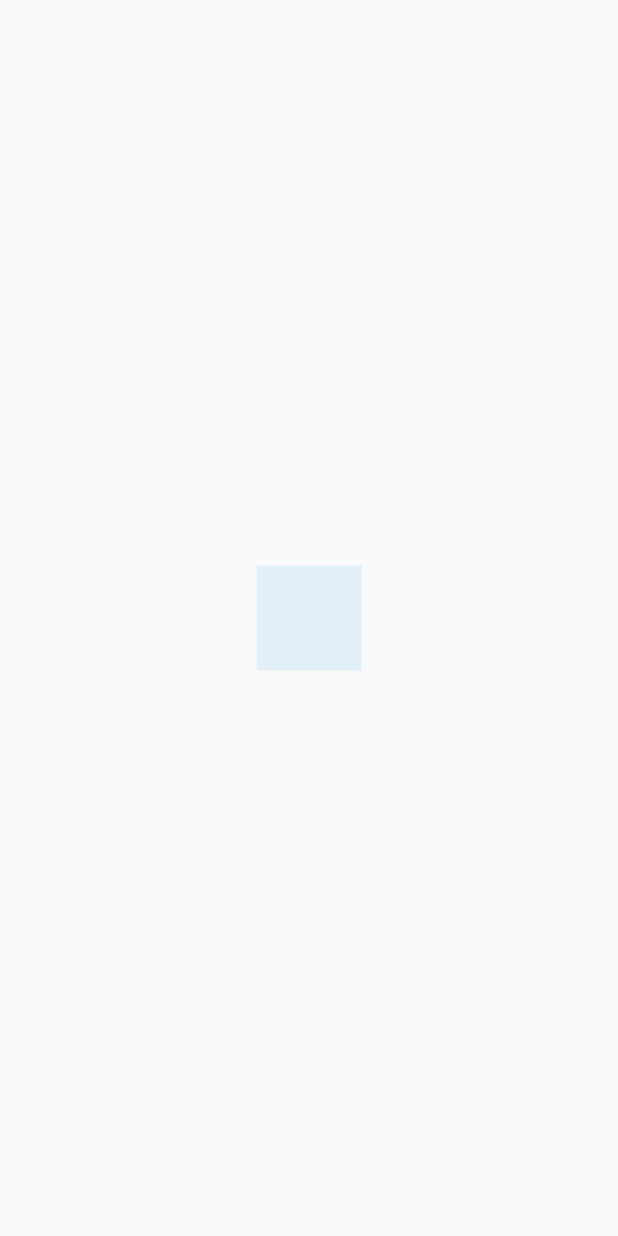
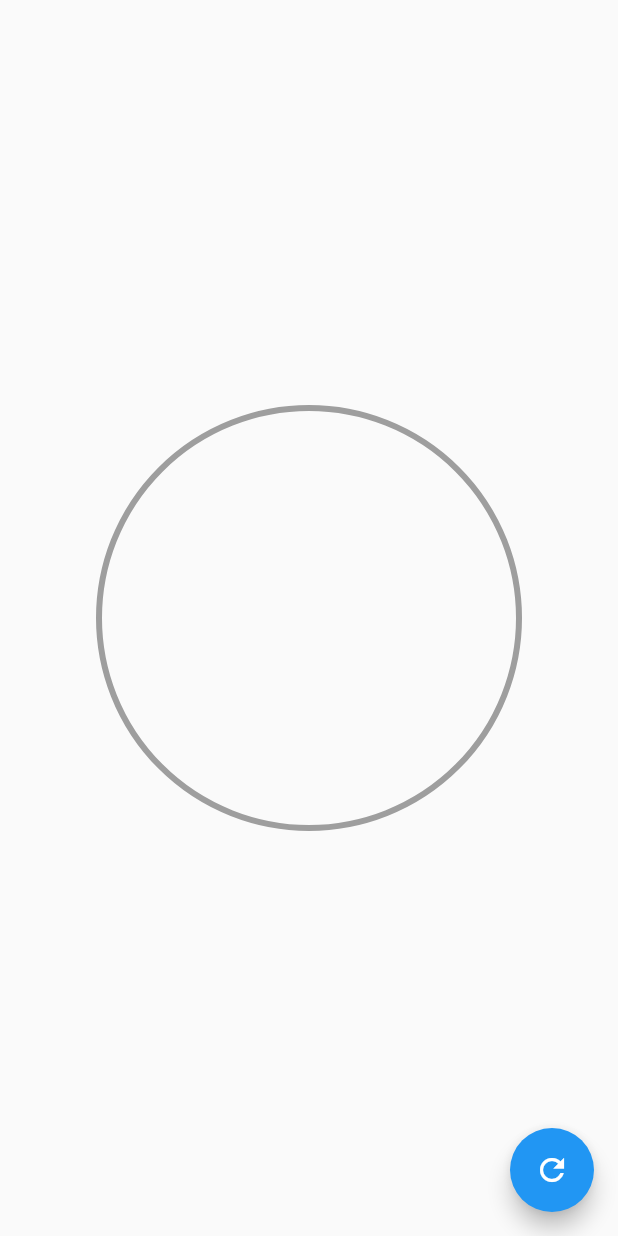
Before and after one commit to nicoar9/designs, a Flutter app: the screen it shows after launch, on a phone screen of 412 x 824 dp. Run offline on Flutter 3.47's test engine with Material 2 defaults, Android fonts, the phone set to English and light mode, and no system bars.

```diff
--- a/lib/main.dart
+++ b/lib/main.dart
@@ -1,4 +1,7 @@
+import 'package:designs/src/pages/animated_box_page.dart';
 import 'package:designs/src/pages/animation_page.dart';
+import 'package:designs/src/labs/circular_progress_page.dart';
+import 'package:designs/src/pages/graphics_page.dart';
 import 'package:flutter/material.dart';
 
 import 'package:designs/src/pages/headers_page.dart';
@@ -10,7 +13,7 @@ class MyApp extends StatelessWidget {
   Widget build(BuildContext context) {
     return MaterialApp(
       title: 'Design App',
-      home: AnimationPage(),
+      home: GraphicsPage(),
     );
   }
 }
--- /dev/null
+++ b/lib/src/pages/graphics_page.dart
@@ -0,0 +1,33 @@
+import 'package:flutter/material.dart';
+import 'package:designs/src/widgets/radial_progress.dart';
+
+class GraphicsPage extends StatefulWidget {
+  @override
+  _GraphicsPageState createState() => _GraphicsPageState();
+}
+
+class _GraphicsPageState extends State<GraphicsPage> {
+  double percentage = 0.0;
+
+  @override
+  Widget build(BuildContext context) {
+    return Scaffold(
+      floatingActionButton: FloatingActionButton(
+          child: Icon(Icons.refresh),
+          onPressed: () {
+            setState(() {
+              percentage += 10;
+              if (percentage > 100) {
+                percentage = 0;
+              }
+            });
+          }),
+      body: Center(
+          child: Container(
+        width: 300,
+        height: 300,
+        child: RadialProgress(percentage: percentage),
+      )),
+    );
+  }
+}
--- /dev/null
+++ b/lib/src/widgets/radial_progress.dart
@@ -0,0 +1,96 @@
+import 'dart:math';
+
+import 'package:flutter/material.dart';
+
+class RadialProgress extends StatefulWidget {
+  final percentage;
+
+  RadialProgress({this.percentage});
+
+  @override
+  _RadialProgressState createState() => _RadialProgressState();
+}
+
+class _RadialProgressState extends State<RadialProgress>
+    with SingleTickerProviderStateMixin {
+  AnimationController controller;
+  double firstPercentage;
+
+  @override
+  void initState() {
+    firstPercentage = widget.percentage;
+
+    controller = AnimationController(
+      vsync: this,
+      duration: Duration(milliseconds: 200),
+    );
+    super.initState();
+  }
+
+  @override
+  void dispose() {
+    controller.dispose();
+    super.dispose();
+  }
+
+  @override
+  Widget build(BuildContext context) {
+    controller.forward(from: 0.0);
+
+    final difference = widget.percentage - firstPercentage;
+    firstPercentage = widget.percentage;
+
+    return AnimatedBuilder(
+      animation: controller,
+      builder: (BuildContext context, Widget child) {
+        return Container(
+          padding: EdgeInsets.all(10),
+          width: double.infinity,
+          height: double.infinity,
+          child: CustomPaint(
+            painter: _MiRadiasProgress(
+              (widget.percentage - difference) +
+                  (difference * controller.value),
+            ),
+          ),
+        );
+      },
+    );
+  }
+}
+
+class _MiRadiasProgress extends CustomPainter {
+  final percentage;
+  _MiRadiasProgress(this.percentage);
+
+  @override
+  void paint(Canvas canvas, Size size) {
+    final paint = Paint()
+      ..strokeWidth = 4
+      ..color = Colors.grey
+      ..style = PaintingStyle.stroke;
+
+    final Offset center = Offset(size.width * 0.5, size.height / 2);
+    final double radio = min(size.width * 0.5, size.height * 0.5);
+
+    canvas.drawCircle(center, radio, paint);
+
+    // arc
+
+    final paintArc = Paint()
+      ..strokeWidth = 10
+      ..color = Colors.pink
+      ..style = PaintingStyle.stroke;
+
+    // fill part
+
+    double arcAngle = 2 * pi * (percentage / 100);
+    canvas.drawArc(Rect.fromCircle(center: center, radius: radio), -pi / 2,
+        arcAngle, false, paintArc);
+  }
+
+  @override
+  bool shouldRepaint(covariant CustomPainter oldDelegate) {
+    return true;
+  }
+}
```
Also changed, not shown: lib/src/labs/circular_progress_page.dart (added, +104 -0 lines), lib/src/pages/animated_box_page.dart (added, +102 -0 lines), lib/src/pages/animation_page.dart (+29 -8 lines).
